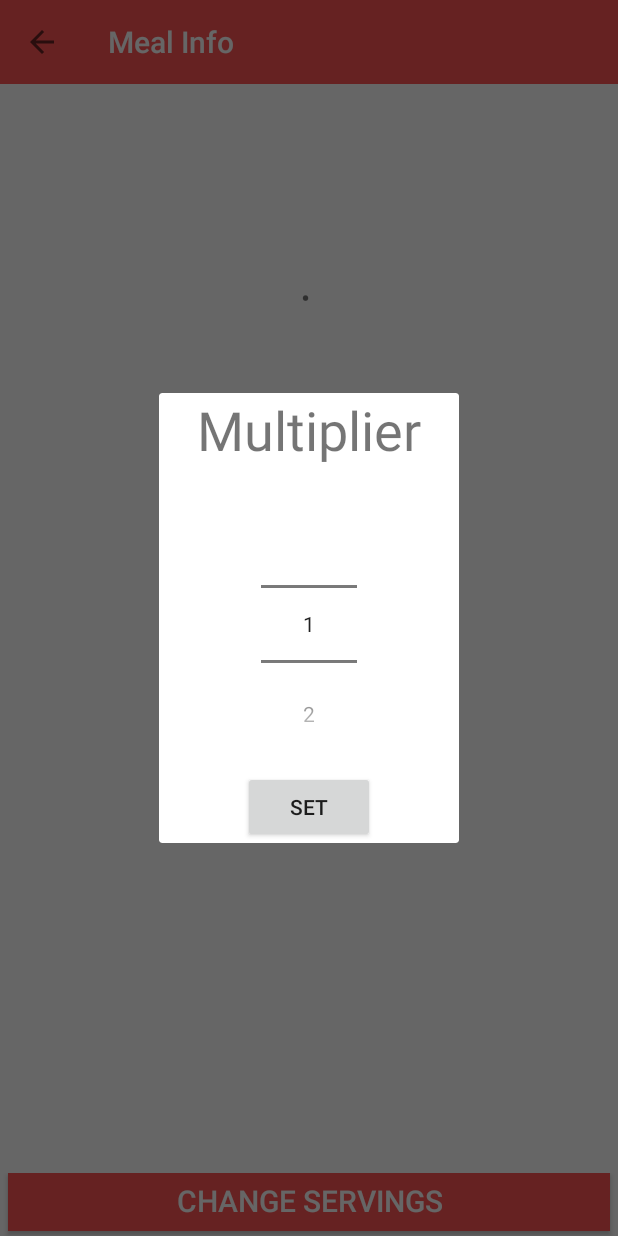
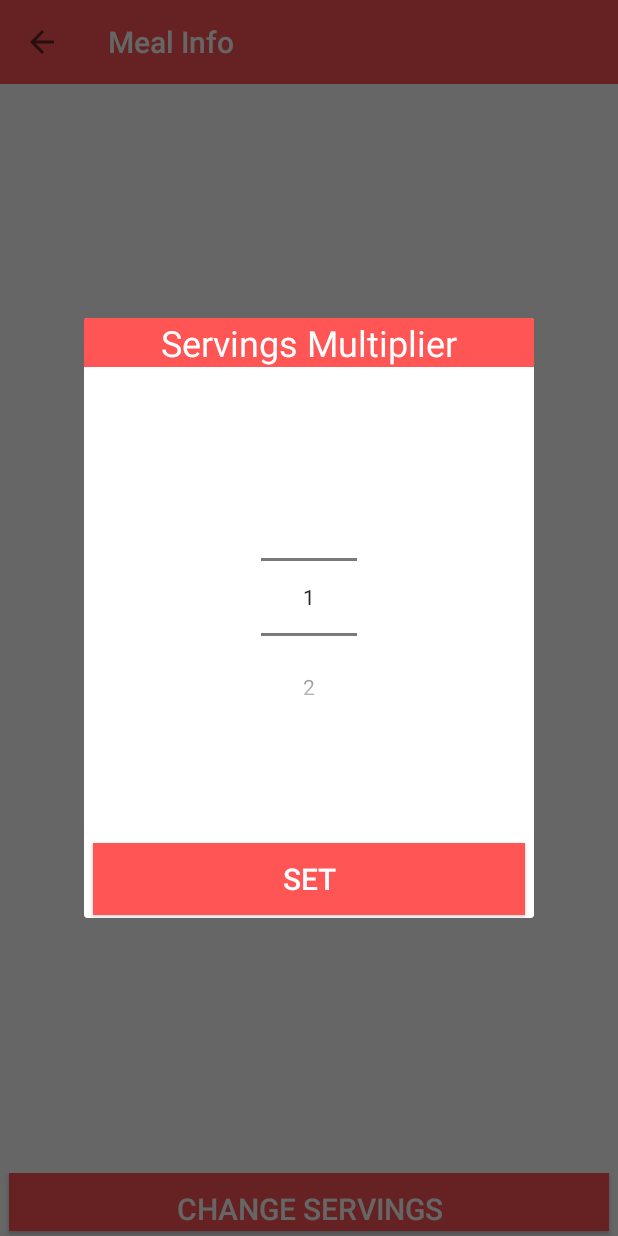
Before and after one commit to snyamwong/Grocery-Basket, an Android app: the fragment MealInfoFragment placed in its activity, after a tap on "CHANGE SERVINGS", on a phone screen of 412 x 824 dp. Run offline under Robolectric (Android 15) with nearby library versions, the phone set to English and light mode, and no system bars; network calls fail; 28 statements that could not run were skipped.

Commit message:
made everything look prettier for presentation

```diff
--- a/app/src/main/java/edu/wit/mobileapp/mealprepplanner/MealInfoFragment.java
+++ b/app/src/main/java/edu/wit/mobileapp/mealprepplanner/MealInfoFragment.java
@@ -136,33 +136,24 @@ public class MealInfoFragment extends Fragment
         // SpannableString of the chef
         SpannableString recipeChef = new SpannableString(recipe.getChef());
 
-        // Spans
-        StyleSpan boldSpan = new StyleSpan(Typeface.BOLD);
-        StyleSpan italicSpan = new StyleSpan(Typeface.ITALIC);
-
-        RelativeSizeSpan titleSpan = new RelativeSizeSpan(2f);
-
-        AlignmentSpan centerAlignment = new AlignmentSpan.Standard(Layout.Alignment.ALIGN_CENTER);
-        AlignmentSpan leftAlignment = new AlignmentSpan.Standard(Layout.Alignment.ALIGN_NORMAL);
-
         // recipe name
-        recipeName.setSpan(boldSpan, 0, recipeName.length(), 0);
-        recipeName.setSpan(titleSpan, 0, recipeName.length(), 0);
-        recipeName.setSpan(centerAlignment, 0, recipeName.length(), 0);
+        recipeName.setSpan(new StyleSpan(Typeface.BOLD), 0, recipeName.length(), 0);
+        recipeName.setSpan(new RelativeSizeSpan(2f), 0, recipeName.length(), 0);
+        recipeName.setSpan(new AlignmentSpan.Standard(Layout.Alignment.ALIGN_CENTER), 0, recipeName.length(), 0);
 
         // recipe description
-        recipeDescription.setSpan(italicSpan, 0, recipeDescription.length(), 0);
-        recipeDescription.setSpan(centerAlignment, 0, recipeDescription.length(), 0);
+        recipeDescription.setSpan(new StyleSpan(Typeface.ITALIC), 0, recipeDescription.length(), 0);
+        recipeDescription.setSpan(new AlignmentSpan.Standard(Layout.Alignment.ALIGN_CENTER), 0, recipeDescription.length(), 0);
 
         // recipe ingredients
-        recipeIngredients.setSpan(leftAlignment, 0, recipeIngredients.length(), 0);
+        recipeIngredients.setSpan(new AlignmentSpan.Standard(Layout.Alignment.ALIGN_NORMAL), 0, recipeIngredients.length(), 0);
 
         // recipe instruction
-        recipeInstruction.setSpan(leftAlignment, 0, recipeInstruction.length(), 0);
+        recipeInstruction.setSpan(new AlignmentSpan.Standard(Layout.Alignment.ALIGN_NORMAL), 0, recipeInstruction.length(), 0);
 
         // recipe chef
-        recipeChef.setSpan(italicSpan, 0, recipeChef.length(), 0);
-        recipeChef.setSpan(centerAlignment, 0, recipeChef.length(), 0);
+        recipeChef.setSpan(new StyleSpan(Typeface.ITALIC), 0, recipeChef.length(), 0);
+        recipeChef.setSpan(new AlignmentSpan.Standard(Layout.Alignment.ALIGN_CENTER), 0, recipeChef.length(), 0);
 
         imageView.setImageDrawable(drawable);
 
--- a/app/src/main/res/layout/fragment_meal_info.xml
+++ b/app/src/main/res/layout/fragment_meal_info.xml
@@ -1,20 +1,19 @@
 <?xml version="1.0" encoding="utf-8"?>
 
 <RelativeLayout xmlns:android="http://schemas.android.com/apk/res/android"
+    xmlns:app="http://schemas.android.com/apk/res-auto"
     android:layout_width="match_parent"
     android:layout_height="match_parent"
-    xmlns:app="http://schemas.android.com/apk/res-auto"
     android:background="@color/colorWhite">
 
     <android.support.v7.widget.Toolbar
         android:id="@+id/mealInfoTopBar"
         android:layout_width="match_parent"
         android:layout_height="wrap_content"
+        android:layout_alignParentTop="true"
         android:background="@color/colorPrimary"
-        android:layout_alignParentTop="true"
-        app:titleTextColor="@color/colorWhite"
         app:title="Meal Info"
-        />
+        app:titleTextColor="@color/colorWhite" />
 
     <LinearLayout
         android:id="@+id/buttons"
@@ -28,13 +27,14 @@
             android:id="@+id/meal_info_fragment_recipe_add_meal_change_serving_button"
             android:layout_width="match_parent"
             android:layout_height="40dp"
+            android:layout_marginBottom="2dp"
+            android:layout_marginEnd="6dp"
+            android:layout_marginStart="6dp"
+            android:background="@color/colorPrimary"
+            android:paddingTop="10dp"
             android:text="@string/add_meal_change_serving"
-            android:background="@color/colorPrimary"
             android:textColor="@color/colorWhite"
-            android:layout_marginStart="5dp"
-            android:layout_marginEnd="5dp"
-            android:layout_marginBottom="2dp"
-            android:textSize="20dp" />
+            android:textSize="20sp" />
 
     </LinearLayout>
 
@@ -54,16 +54,17 @@
                 android:layout_width="wrap_content"
                 android:layout_height="wrap_content"
                 android:layout_gravity="center_vertical|center_horizontal"
-                android:paddingTop="2dp" />
+                android:paddingBottom="10dp"
+                android:paddingTop="10dp" />
 
             <TextView
                 android:id="@+id/meal_info_fragment_recipe_textview"
                 android:layout_width="wrap_content"
                 android:layout_height="wrap_content"
                 android:layout_gravity="center_vertical|center_horizontal"
-                android:gravity="center"
+                android:lineSpacingExtra="10dp"
                 android:text="@string/recipe_goes_here"
-                android:textSize="18dp" />
+                android:textSize="20sp" />
 
         </LinearLayout>
     </ScrollView>
--- a/app/src/main/res/layout/number_picker_dialog.xml
+++ b/app/src/main/res/layout/number_picker_dialog.xml
@@ -1,18 +1,20 @@
 <?xml version="1.0" encoding="utf-8"?>
 <RelativeLayout xmlns:android="http://schemas.android.com/apk/res/android"
-    android:layout_width="200dp"
-    android:layout_height="300dp">
+    android:layout_width="300dp"
+    android:layout_height="400dp">
 
     <TextView
         android:id="@+id/number_pick_dialog_title"
-        android:layout_width="wrap_content"
+        android:layout_width="match_parent"
         android:layout_height="wrap_content"
         android:layout_alignParentTop="true"
         android:layout_centerHorizontal="true"
         android:layout_centerVertical="true"
+        android:background="@color/colorPrimary"
         android:gravity="center"
         android:text="@string/number_picker_dialog_title"
-        android:textSize="36sp" />
+        android:textColor="@color/colorWhite"
+        android:textSize="24sp" />
 
     <NumberPicker
         android:id="@+id/number_pick_dialog"
@@ -20,16 +22,23 @@
         android:layout_height="wrap_content"
         android:layout_alignParentTop="true"
         android:layout_centerHorizontal="true"
-        android:layout_marginTop="64dp" />
+        android:layout_centerVertical="true"
+        android:layout_marginTop="96dp"/>
 
     <Button
         android:id="@+id/number_picker_dialog_set_button"
-        android:layout_width="wrap_content"
+        android:layout_width="match_parent"
         android:layout_height="wrap_content"
         android:layout_alignBaseline="@id/number_pick_dialog"
         android:layout_alignBottom="@id/number_pick_dialog"
         android:layout_alignParentBottom="true"
         android:layout_centerHorizontal="true"
-        android:text="@string/number_picker_dialog_button" />
+        android:layout_marginBottom="2dp"
+        android:layout_marginEnd="6dp"
+        android:layout_marginStart="6dp"
+        android:background="@color/colorPrimary"
+        android:text="@string/number_picker_dialog_button"
+        android:textColor="@color/colorWhite"
+        android:textSize="20sp" />
 
 </RelativeLayout>
--- a/app/src/main/res/values/strings.xml
+++ b/app/src/main/res/values/strings.xml
@@ -14,6 +14,6 @@
     <string name="remove">REMOVE</string>
     <string name="add_meal_change_serving">Add Meal / Change Serving</string>
     <string name="recipe_goes_here">Recipe Goes Here:</string>
-    <string name="number_picker_dialog_title">Multiplier</string>
+    <string name="number_picker_dialog_title">Servings Multiplier</string>
     <string name="number_picker_dialog_button">Set</string>
 </resources>
```
